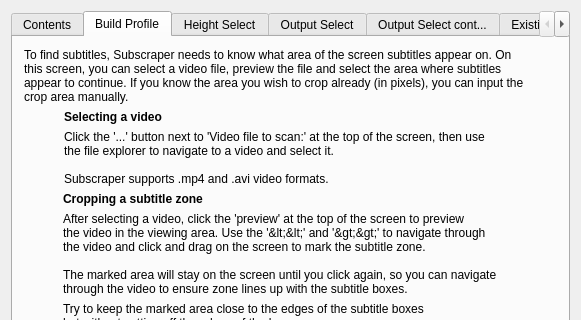
This is SubScraperGUI/Help.ui in lkelly451/SubScraperGUI as Qt 5 draws it before an edit; both pictures show x 0 to 581 and y 0 to 320 of the 581 by 481 pixel window. The edited form follows.
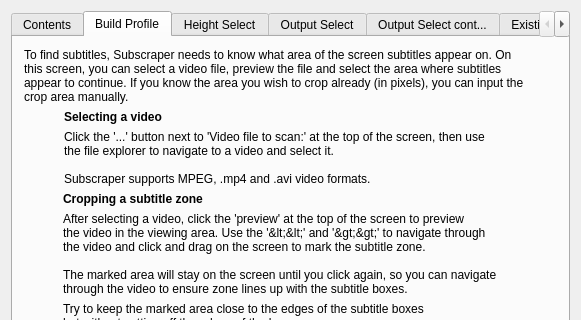
This is the edited form. The open tabs and pages were chosen to show the change.

Commit message: Help edited to show it accepts MPEG videos. SubtitleBox and Frame edited to clarify attribute names.

```diff
--- a/SubScraperGUI/Help.ui
+++ b/SubScraperGUI/Help.ui
@@ -329,7 +329,7 @@
                     <string>Click the '...' button next to 'Video file to scan:' at the top of the screen, then use
 the file explorer to navigate to a video and select it.
 
-Subscraper supports .mp4 and .avi video formats.</string>
+Subscraper supports MPEG, .mp4 and .avi video formats.</string>
                    </property>
                   </widget>
                  </item>
```
Left out of the diff: 2 changed lines with no effect on the pictures. The commit also changes 13 other files.
